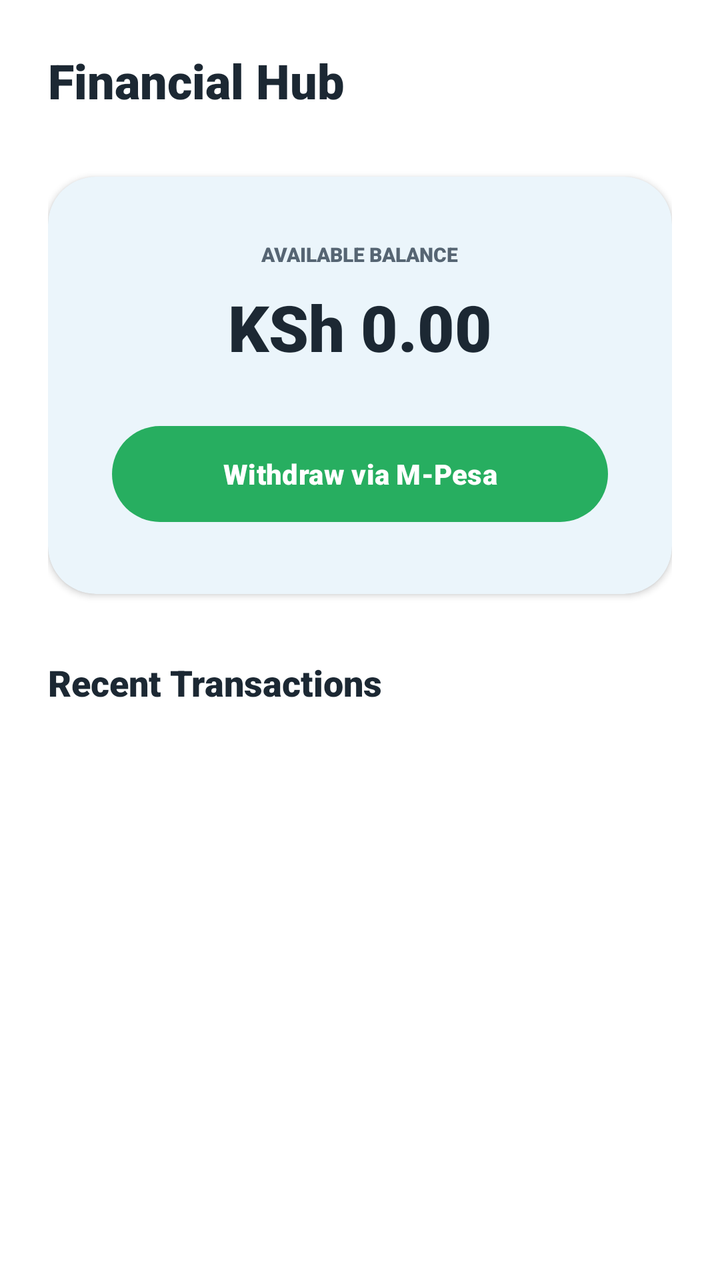
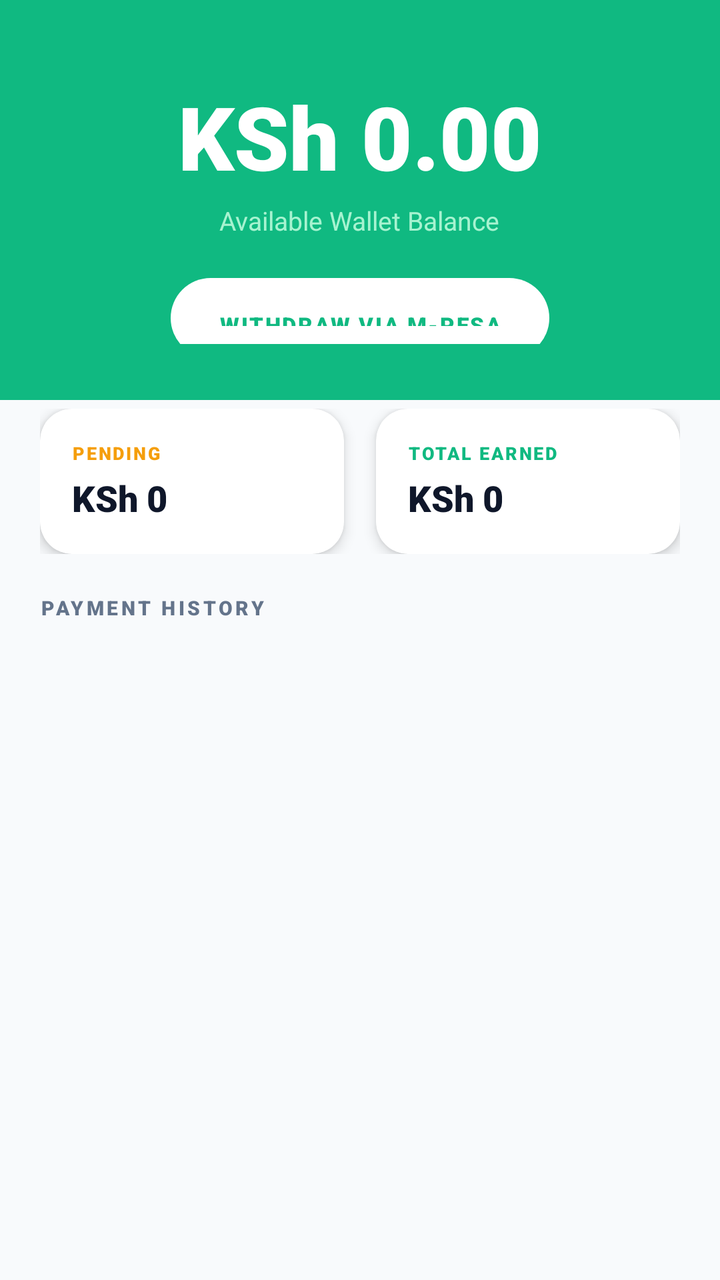

The first picture is an Android layout as it rendered before a commit; the second is the same layout after the commit. The layout source and the unified diff follow.
<!-- AndroidManifest.xml: application theme Theme.CaregiverManagementSystem -->
<!-- res/layout/fragment_wallet.xml -->
<?xml version="1.0" encoding="utf-8"?>
<LinearLayout xmlns:android="http://schemas.android.com/apk/res/android"
    xmlns:app="http://schemas.android.com/apk/res-auto"
    android:layout_width="match_parent"
    android:layout_height="match_parent"
    android:orientation="vertical"
    android:padding="24dp"
    android:background="@color/white">

    <TextView
        android:layout_width="wrap_content"
        android:layout_height="wrap_content"
        android:text="Financial Hub"
        android:textColor="@color/med_text_primary"
        android:textSize="24sp"
        android:fontFamily="sans-serif-black"
        android:layout_marginBottom="32dp" />

    
    <androidx.cardview.widget.CardView
        android:layout_width="match_parent"
        android:layout_height="wrap_content"
        app:cardCornerRadius="24dp"
        app:cardElevation="2dp"
        android:layout_marginBottom="32dp"
        app:cardBackgroundColor="@color/med_blue_bg">
        <LinearLayout
            android:layout_width="match_parent"
            android:layout_height="wrap_content"
            android:orientation="vertical"
            android:padding="32dp"
            android:gravity="center">
            <TextView
                android:layout_width="wrap_content"
                android:layout_height="wrap_content"
                android:text="AVAILABLE BALANCE"
                android:textColor="@color/med_text_secondary"
                android:textSize="10sp"
                android:fontFamily="sans-serif-black"
                android:textAllCaps="true" />
            <TextView
                android:id="@+id/tvWalletBalance"
                android:layout_width="wrap_content"
                android:layout_height="wrap_content"
                android:text="KSh 0.00"
                android:textColor="@color/med_text_primary"
                android:textSize="32sp"
                android:fontFamily="sans-serif-black"
                android:layout_marginTop="8dp" />
            
            <com.google.android.material.button.MaterialButton
                android:id="@+id/btnWithdrawWallet"
                android:layout_width="match_parent"
                android:layout_height="56dp"
                android:text="Withdraw via M-Pesa"
                app:cornerRadius="28dp"
                app:backgroundTint="@color/med_mint_success"
                android:textColor="@color/white"
                android:fontFamily="sans-serif-black"
                android:layout_marginTop="24dp"
                app:elevation="4dp" />
        </LinearLayout>
    </androidx.cardview.widget.CardView>

    <TextView
        android:layout_width="wrap_content"
        android:layout_height="wrap_content"
        android:text="Recent Transactions"
        android:textColor="@color/med_text_primary"
        android:textSize="18sp"
        android:fontFamily="sans-serif-black"
        android:layout_marginBottom="16dp" />

    <androidx.recyclerview.widget.RecyclerView
        android:id="@+id/rvTransactions"
        android:layout_width="match_parent"
        android:layout_height="0dp"
        android:layout_weight="1" />

</LinearLayout>
<!-- resources referenced by this layout -->
<resources>
  <color name="med_blue_bg">#EBF5FB</color>
  <color name="med_mint_success">#27AE60</color>
  <color name="med_text_primary">#1C2833</color>
  <color name="med_text_secondary">#566573</color>
  <style name="Theme.CaregiverManagementSystem" parent="Theme.Material3.DayNight.NoActionBar">
          
          <item name="colorPrimary">@color/med_teal_primary</item>
          <item name="colorOnPrimary">@color/white</item>
          <item name="colorPrimaryContainer">@color/med_teal_primary</item>
          <item name="colorOnPrimaryContainer">@color/white</item>
  
          
          <item name="colorSecondary">@color/med_mint_success</item>
          <item name="colorOnSecondary">@color/white</item>
          <item name="colorSecondaryContainer">@color/med_mint_soft</item>
          <item name="colorOnSecondaryContainer">@color/med_text_primary</item>
  
          
          <item name="android:statusBarColor">@color/white</item>
          <item name="android:windowLightStatusBar">true</item>
          
          
          <item name="android:windowBackground">@color/white</item>
          <item name="colorSurface">@color/white</item>
          <item name="colorOnSurface">@color/med_text_primary</item>
      </style>
  <color name="med_teal_primary">#2D9CDB</color>
  <color name="med_mint_soft">#D1F2EB</color>
  <!-- unchanged entries left out for length: 1 -->
</resources>

<!-- the commit's change to res/layout/fragment_wallet.xml (unified diff, before → after) -->
@@ -1,80 +1,167 @@
 <?xml version="1.0" encoding="utf-8"?>
-<LinearLayout xmlns:android="http://schemas.android.com/apk/res/android"
+<androidx.core.widget.NestedScrollView
+    xmlns:android="http://schemas.android.com/apk/res/android"
     xmlns:app="http://schemas.android.com/apk/res-auto"
     android:layout_width="match_parent"
     android:layout_height="match_parent"
-    android:orientation="vertical"
-    android:padding="24dp"
-    android:background="@color/white">
+    android:background="@color/slate_50"
+    android:clipToPadding="false"
+    android:paddingBottom="88dp">
 
-    <TextView
-        android:layout_width="wrap_content"
-        android:layout_height="wrap_content"
-        android:text="Financial Hub"
-        android:textColor="@color/med_text_primary"
-        android:textSize="24sp"
-        android:fontFamily="sans-serif-black"
-        android:layout_marginBottom="32dp" />
-
-    
-    <androidx.cardview.widget.CardView
+    <LinearLayout
         android:layout_width="match_parent"
         android:layout_height="wrap_content"
-        app:cardCornerRadius="24dp"
-        app:cardElevation="2dp"
-        android:layout_marginBottom="32dp"
-        app:cardBackgroundColor="@color/med_blue_bg">
+        android:orientation="vertical">
+
+        
         <LinearLayout
             android:layout_width="match_parent"
-            android:layout_height="wrap_content"
+            android:layout_height="200dp"
             android:orientation="vertical"
-            android:padding="32dp"
-            android:gravity="center">
+            android:gravity="center"
+            android:background="@color/emerald_primary"
+            android:padding="28dp">
+
             <TextView
                 android:layout_width="wrap_content"
                 android:layout_height="wrap_content"
-                android:text="AVAILABLE BALANCE"
-                android:textColor="@color/med_text_secondary"
+                android:text="MY EARNINGS"
+                android:textColor="#D1FAE5"
                 android:textSize="10sp"
                 android:fontFamily="sans-serif-black"
-                android:textAllCaps="true" />
+                android:letterSpacing="0.2"/>
+
             <TextView
                 android:id="@+id/tvWalletBalance"
                 android:layout_width="wrap_content"
                 android:layout_height="wrap_content"
                 android:text="KSh 0.00"
-                android:textColor="@color/med_text_primary"
-                android:textSize="32sp"
+                android:textColor="@color/white"
+                android:textSize="44sp"
                 android:fontFamily="sans-serif-black"
-                android:layout_marginTop="8dp" />
+                android:layout_marginTop="8dp"/>
+
+            <TextView
+                android:layout_width="wrap_content"
+                android:layout_height="wrap_content"
+                android:text="Available Wallet Balance"
+                android:textColor="#A7F3D0"
+                android:textSize="13sp"
+                android:layout_marginTop="4dp"/>
+
             
             <com.google.android.material.button.MaterialButton
-                android:id="@+id/btnWithdrawWallet"
+                android:id="@+id/btnWithdraw"
+                android:layout_width="wrap_content"
+                android:layout_height="48dp"
+                android:text="WITHDRAW VIA M-PESA"
+                android:textSize="11sp"
+                android:fontFamily="sans-serif-black"
+                android:letterSpacing="0.08"
+                android:textColor="@color/emerald_primary"
+                app:backgroundTint="@color/white"
+                app:cornerRadius="24dp"
+                android:layout_marginTop="16dp"
+                app:elevation="4dp"/>
+        </LinearLayout>
+
+        
+        <LinearLayout
+            android:layout_width="match_parent"
+            android:layout_height="wrap_content"
+            android:orientation="horizontal"
+            android:padding="20dp"
+            android:layout_marginTop="-16dp">
+
+            <androidx.cardview.widget.CardView
+                android:layout_width="0dp"
+                android:layout_height="wrap_content"
+                android:layout_weight="1"
+                app:cardCornerRadius="16dp"
+                app:cardElevation="4dp"
+                app:cardBackgroundColor="@color/white"
+                android:layout_marginEnd="8dp">
+                <LinearLayout
+                    android:layout_width="match_parent"
+                    android:layout_height="wrap_content"
+                    android:orientation="vertical"
+                    android:padding="16dp">
+                    <TextView
+                        android:layout_width="wrap_content"
+                        android:layout_height="wrap_content"
+                        android:text="PENDING"
+                        android:textColor="@color/amber_primary"
+                        android:textSize="9sp"
+                        android:fontFamily="sans-serif-black"
+                        android:letterSpacing="0.1"/>
+                    <TextView
+                        android:id="@+id/tvPendingAmount"
+                        android:layout_width="wrap_content"
+                        android:layout_height="wrap_content"
+                        android:text="KSh 0"
+                        android:textColor="@color/slate_900"
+                        android:textSize="18sp"
+                        android:fontFamily="sans-serif-black"
+                        android:layout_marginTop="4dp"/>
+                </LinearLayout>
+            </androidx.cardview.widget.CardView>
+
+            <androidx.cardview.widget.CardView
+                android:layout_width="0dp"
+                android:layout_height="wrap_content"
+                android:layout_weight="1"
+                app:cardCornerRadius="16dp"
+                app:cardElevation="4dp"
+                app:cardBackgroundColor="@color/white"
+                android:layout_marginStart="8dp">
+                <LinearLayout
+                    android:layout_width="match_parent"
+                    android:layout_height="wrap_content"
+                    android:orientation="vertical"
+                    android:padding="16dp">
+                    <TextView
+                        android:layout_width="wrap_content"
+                        android:layout_height="wrap_content"
+                        android:text="TOTAL EARNED"
+                        android:textColor="@color/emerald_primary"
+                        android:textSize="9sp"
+                        android:fontFamily="sans-serif-black"
+                        android:letterSpacing="0.1"/>
+                    <TextView
+                        android:id="@+id/tvTotalEarned"
+                        android:layout_width="wrap_content"
+                        android:layout_height="wrap_content"
+                        android:text="KSh 0"
+                        android:textColor="@color/slate_900"
+                        android:textSize="18sp"
+                        android:fontFamily="sans-serif-black"
+                        android:layout_marginTop="4dp"/>
+                </LinearLayout>
+            </androidx.cardview.widget.CardView>
+        </LinearLayout>
+
+        
+        <LinearLayout
+            android:layout_width="match_parent"
+            android:layout_height="wrap_content"
+            android:orientation="vertical"
+            android:paddingHorizontal="20dp">
+
+            <TextView
+                android:layout_width="wrap_content"
+                android:layout_height="wrap_content"
+                android:text="PAYMENT HISTORY"
+                android:textColor="@color/slate_500"
+                android:textSize="10sp"
+                android:fontFamily="sans-serif-black"
+                android:letterSpacing="0.15"
+                android:layout_marginBottom="12dp"/>
+
+            <androidx.recyclerview.widget.RecyclerView
+                android:id="@+id/rvPayments"
                 android:layout_width="match_parent"
-                android:layout_height="56dp"
-                android:text="Withdraw via M-Pesa"
-                app:cornerRadius="28dp"
-                app:backgroundTint="@color/med_mint_success"
-                android:textColor="@color/white"
-                android:fontFamily="sans-serif-black"
-                android:layout_marginTop="24dp"
-                app:elevation="4dp" />
+                android:layout_height="wrap_content"
+                android:nestedScrollingEnabled="false"/>
         </LinearLayout>
-    </androidx.cardview.widget.CardView>
-
-    <TextView
-        android:layout_width="wrap_content"
-        android:layout_height="wrap_content"
-        android:text="Recent Transactions"
-        android:textColor="@color/med_text_primary"
-        android:textSize="18sp"
-        android:fontFamily="sans-serif-black"
-        android:layout_marginBottom="16dp" />
-
-    <androidx.recyclerview.widget.RecyclerView
-        android:id="@+id/rvTransactions"
-        android:layout_width="match_parent"
-        android:layout_height="0dp"
-        android:layout_weight="1" />
-
-</LinearLayout>
+    </LinearLayout>
+</androidx.core.widget.NestedScrollView>
<!-- resource entries referenced after the edit -->
@@ -1,33 +1,94 @@
 <!-- resources referenced by this layout -->
 <resources>
-  <color name="med_blue_bg">#EBF5FB</color>
-  <color name="med_mint_success">#27AE60</color>
-  <color name="med_text_primary">#1C2833</color>
-  <color name="med_text_secondary">#566573</color>
-  <style name="Theme.CaregiverManagementSystem" parent="Theme.Material3.DayNight.NoActionBar">
-          
-          <item name="colorPrimary">@color/med_teal_primary</item>
-          <item name="colorOnPrimary">@color/white</item>
-          <item name="colorPrimaryContainer">@color/med_teal_primary</item>
-          <item name="colorOnPrimaryContainer">@color/white</item>
+  <color name="amber_primary">#F59E0B</color>
+  <color name="emerald_primary">#10B981</color>
+  <color name="slate_50">#F8FAFC</color>
+  <color name="slate_500">#64748B</color>
+  <color name="slate_900">#0F172A</color>
+  <style name="Theme.CaregiverManagementSystem" parent="Theme.Material3.Light.NoActionBar">
   
           
-          <item name="colorSecondary">@color/med_mint_success</item>
+          <item name="colorPrimary">@color/teal_primary</item>
+          <item name="colorOnPrimary">@color/white</item>
+          <item name="colorPrimaryContainer">@color/teal_light</item>
+          <item name="colorOnPrimaryContainer">@color/teal_dark</item>
+  
+          
+          <item name="colorSecondary">@color/emerald_primary</item>
           <item name="colorOnSecondary">@color/white</item>
-          <item name="colorSecondaryContainer">@color/med_mint_soft</item>
-          <item name="colorOnSecondaryContainer">@color/med_text_primary</item>
+          <item name="colorSecondaryContainer">@color/emerald_light</item>
+          <item name="colorOnSecondaryContainer">@color/slate_800</item>
+  
+          
+          <item name="colorError">@color/rose_primary</item>
+          <item name="colorOnError">@color/white</item>
+          <item name="colorErrorContainer">@color/rose_light</item>
+  
+          
+          <item name="android:windowBackground">@color/slate_50</item>
+          <item name="colorSurface">@color/white</item>
+          <item name="colorOnSurface">@color/slate_900</item>
+          <item name="colorSurfaceVariant">@color/slate_100</item>
+          <item name="colorOnSurfaceVariant">@color/slate_500</item>
+  
+          
+          <item name="colorOutline">@color/slate_200</item>
   
           
           <item name="android:statusBarColor">@color/white</item>
           <item name="android:windowLightStatusBar">true</item>
+          <item name="android:navigationBarColor">@color/white</item>
+  
           
+          <item name="shapeAppearanceSmallComponent">@style/ShapeAppearance.TrueCare.Small</item>
+          <item name="shapeAppearanceMediumComponent">@style/ShapeAppearance.TrueCare.Medium</item>
+          <item name="shapeAppearanceLargeComponent">@style/ShapeAppearance.TrueCare.Large</item>
+  
           
-          <item name="android:windowBackground">@color/white</item>
-          <item name="colorSurface">@color/white</item>
-          <item name="colorOnSurface">@color/med_text_primary</item>
+          <item name="materialButtonStyle">@style/Widget.TrueCare.Button.Primary</item>
+  
+          
+          <item name="bottomNavigationStyle">@style/Widget.TrueCare.BottomNavigation</item>
       </style>
-  <color name="med_teal_primary">#2D9CDB</color>
-  <color name="med_mint_soft">#D1F2EB</color>
+  <color name="teal_primary">#0D9488</color>
+  <color name="teal_light">#CCFBF1</color>
+  <color name="teal_dark">#0F766E</color>
+  <color name="emerald_light">#D1FAE5</color>
+  <color name="slate_800">#1E293B</color>
+  <color name="rose_primary">#F43F5E</color>
+  <color name="rose_light">#FFE4E6</color>
+  <color name="slate_100">#F1F5F9</color>
+  <color name="slate_200">#E2E8F0</color>
+  <style name="ShapeAppearance.TrueCare.Small" parent="ShapeAppearance.Material3.SmallComponent">
+          <item name="cornerFamily">rounded</item>
+          <item name="cornerSize">12dp</item>
+      </style>
+  <style name="ShapeAppearance.TrueCare.Medium" parent="ShapeAppearance.Material3.MediumComponent">
+          <item name="cornerFamily">rounded</item>
+          <item name="cornerSize">20dp</item>
+      </style>
+  <style name="ShapeAppearance.TrueCare.Large" parent="ShapeAppearance.Material3.LargeComponent">
+          <item name="cornerFamily">rounded</item>
+          <item name="cornerSize">28dp</item>
+      </style>
+  <style name="Widget.TrueCare.Button.Primary" parent="Widget.Material3.Button">
+          <item name="android:paddingTop">16dp</item>
+          <item name="android:paddingBottom">16dp</item>
+          <item name="android:textSize">13sp</item>
+          <item name="android:fontFamily">sans-serif-black</item>
+          <item name="android:letterSpacing">0.08</item>
+          <item name="android:textAllCaps">true</item>
+          <item name="backgroundTint">@color/teal_primary</item>
+          <item name="android:textColor">@color/white</item>
+          <item name="cornerRadius">32dp</item>
+          <item name="elevation">4dp</item>
+      </style>
+  <style name="Widget.TrueCare.BottomNavigation" parent="Widget.Material3.BottomNavigationView">
+          <item name="itemIconTint">@color/bottom_nav_icon_color</item>
+          <item name="itemTextColor">@color/bottom_nav_icon_color</item>
+          <item name="android:background">@color/white</item>
+          <item name="elevation">12dp</item>
+      </style>
   <!-- unchanged entries left out for length: 1 -->
 </resources>
 
